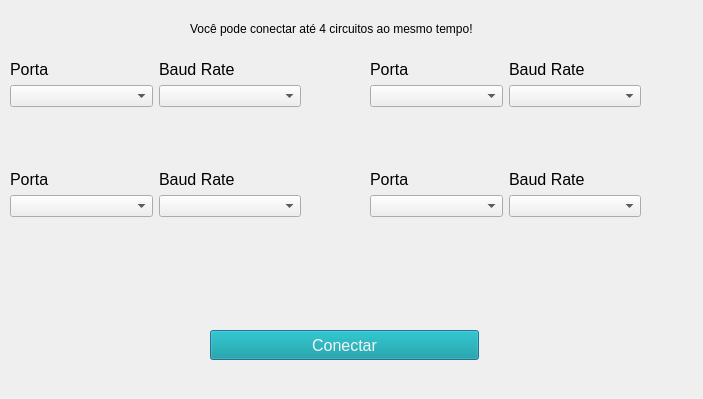
manogray/KitDeBug, file KitDeBug/portaserial.ui: the form before one commit.
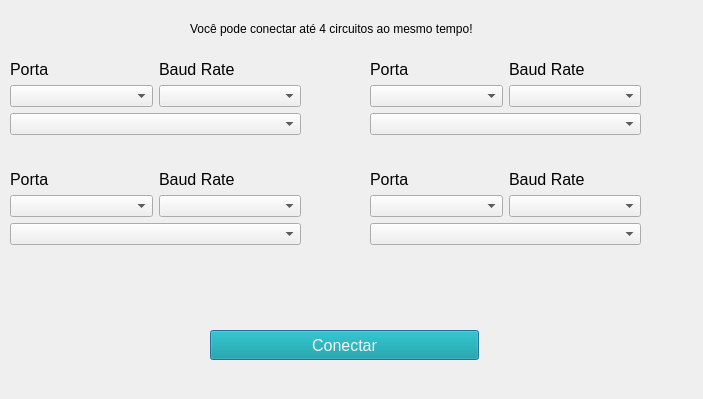
The form after the commit. Icons and pictures are not drawn.

```diff
--- a/KitDeBug/portaserial.ui
+++ b/KitDeBug/portaserial.ui
@@ -23,7 +23,7 @@
      <x>10</x>
      <y>170</y>
      <width>291</width>
-     <height>71</height>
+     <height>91</height>
     </rect>
    </property>
    <layout class="QFormLayout" name="contentPrincipal_2">
@@ -65,6 +65,9 @@
       </item>
      </layout>
     </item>
+    <item row="1" column="0" colspan="2">
+     <widget class="QComboBox" name="equip2"/>
+    </item>
    </layout>
   </widget>
   <widget class="QWidget" name="layoutWidget_2">
@@ -73,7 +76,7 @@
      <x>370</x>
      <y>60</y>
      <width>271</width>
-     <height>71</height>
+     <height>91</height>
     </rect>
    </property>
    <layout class="QFormLayout" name="contentPrincipal_3">
@@ -115,6 +118,9 @@
       </item>
      </layout>
     </item>
+    <item row="1" column="0" colspan="2">
+     <widget class="QComboBox" name="equip3"/>
+    </item>
    </layout>
   </widget>
   <widget class="QWidget" name="layoutWidget_3">
@@ -123,7 +129,7 @@
      <x>370</x>
      <y>170</y>
      <width>271</width>
-     <height>71</height>
+     <height>91</height>
     </rect>
    </property>
    <layout class="QFormLayout" name="contentPrincipal_4">
@@ -165,6 +171,9 @@
       </item>
      </layout>
     </item>
+    <item row="1" column="0" colspan="2">
+     <widget class="QComboBox" name="equip4"/>
+    </item>
    </layout>
   </widget>
   <widget class="QLabel" name="label">
@@ -186,7 +195,7 @@
      <x>10</x>
      <y>60</y>
      <width>291</width>
-     <height>71</height>
+     <height>91</height>
     </rect>
    </property>
    <layout class="QFormLayout" name="contentPrincipal_1">
@@ -228,6 +237,9 @@
       </item>
      </layout>
     </item>
+    <item row="1" column="0" colspan="2">
+     <widget class="QComboBox" name="equip1"/>
+    </item>
    </layout>
   </widget>
   <widget class="QPushButton" name="pushButton_conecta">
```
